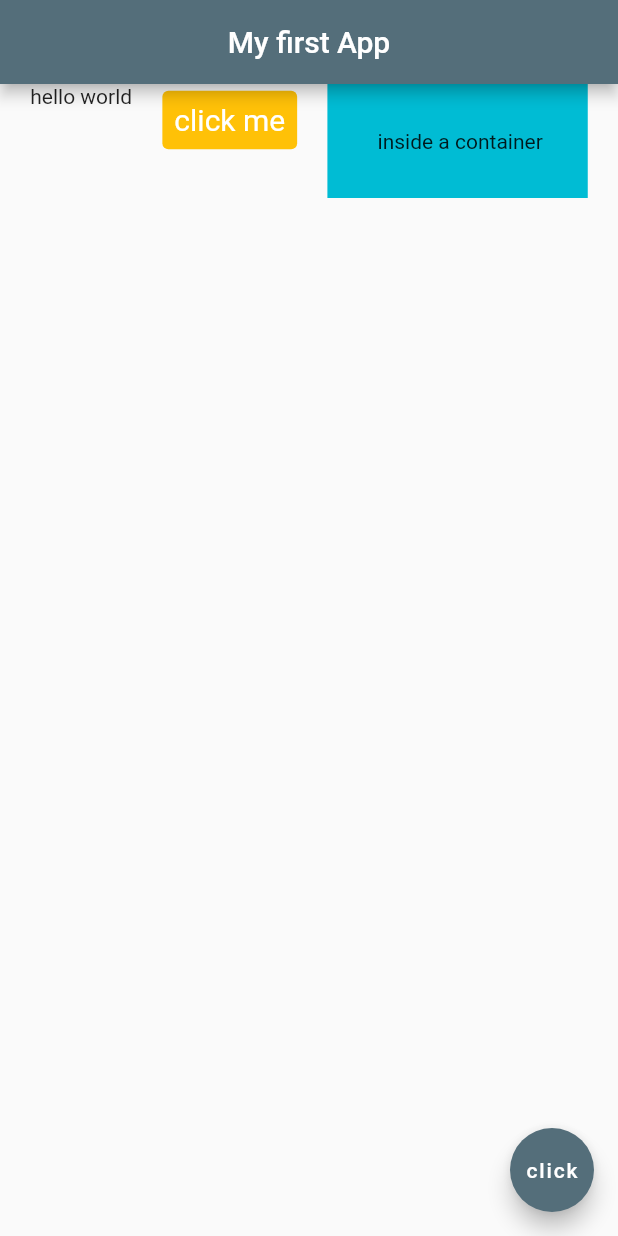
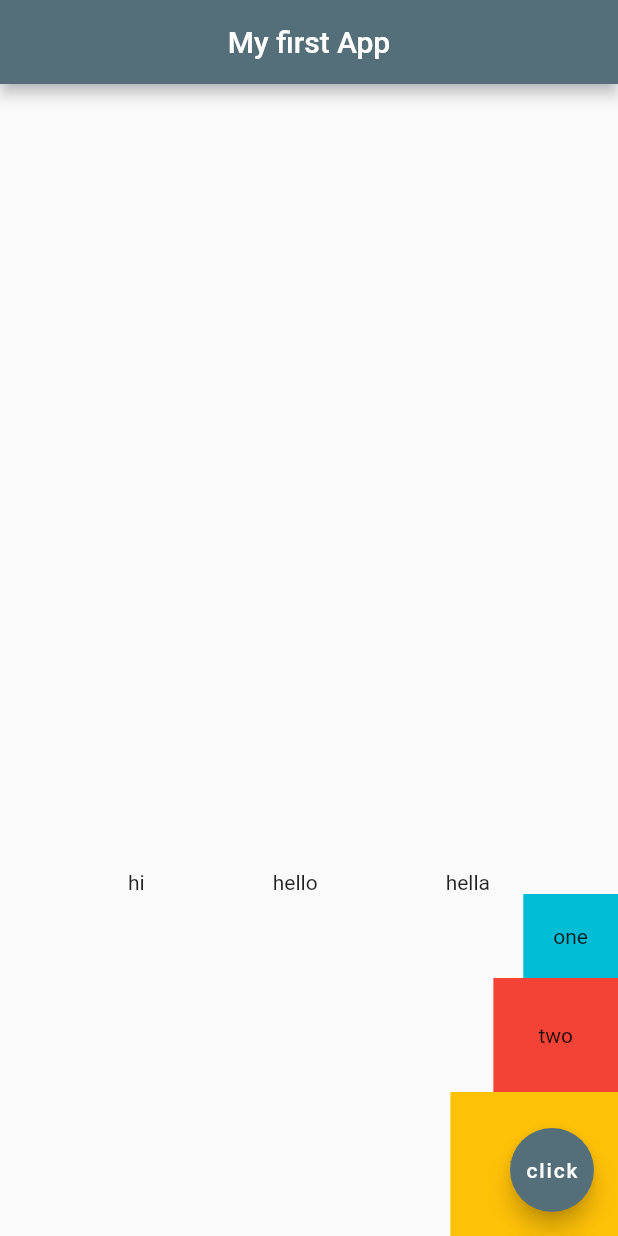
Before and after one commit to Tushxr00/myapp, a Flutter app: the screen it shows after launch, on a phone screen of 412 x 824 dp. Run offline on Flutter 3.47's test engine with Material 2 defaults, Android fonts, the phone set to English and light mode, and no system bars.

Commit message:
FEAT: added Column widget in flutter, used with row widget

```diff
--- a/lib/main.dart
+++ b/lib/main.dart
@@ -17,24 +17,33 @@ class Home extends StatelessWidget {
         centerTitle: true,
         backgroundColor: Colors.blueGrey[600],
       ),
-      body: Row(
-        mainAxisAlignment: MainAxisAlignment.spaceEvenly,
-        crossAxisAlignment: CrossAxisAlignment.start,
+      body: Column(
+        mainAxisAlignment: MainAxisAlignment.end,
+        crossAxisAlignment: CrossAxisAlignment.end,
         children: <Widget>[
-          const Text('hello world'),
-          TextButton(
-            onPressed: () {print('chal nah');},
-            style: TextButton.styleFrom(
-                textStyle: const TextStyle(fontSize: 20, color: Colors.white),
-                backgroundColor: Colors.amber),
-            child:
-                const Text('click me', style: TextStyle(color: Colors.white)),
+          const Row(
+            mainAxisAlignment: MainAxisAlignment.spaceEvenly,
+            children: <Widget>[
+              Text('hi'),
+              Text('hello'),
+              Text('hella')
+            ],
           ),
-            Container(
-              color: Colors.cyan,
-              padding: const EdgeInsets.all(30),
-              child: const Text(' inside a container'),
-            ),
+          Container(
+            padding:const EdgeInsets.all(20.0),
+            color: Colors.cyan,
+            child:const Text('one'),
+          ),
+          Container(
+            padding:const EdgeInsets.all(30.0),
+            color: Colors.red,
+            child:const Text('two'),
+          ),
+          Container(
+            padding: const EdgeInsets.all(40.0),
+            color: Colors.amber,
+            child:const Text('three'),
+          ),
         ],
       ),
       floatingActionButton: FloatingActionButton(
```
